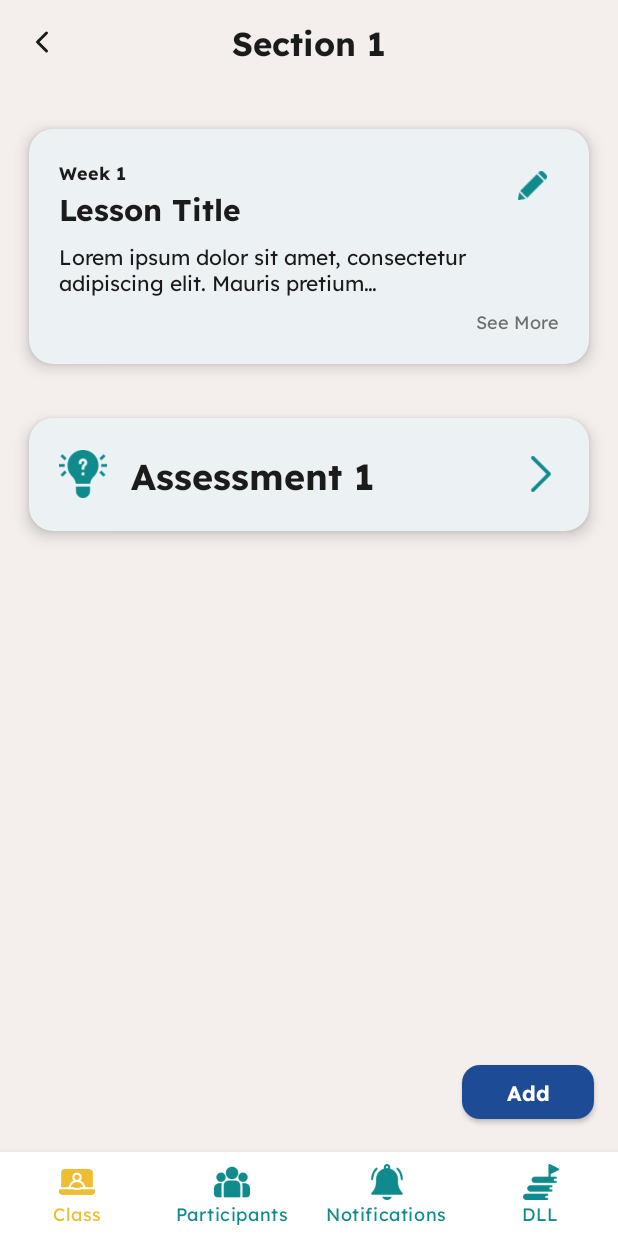
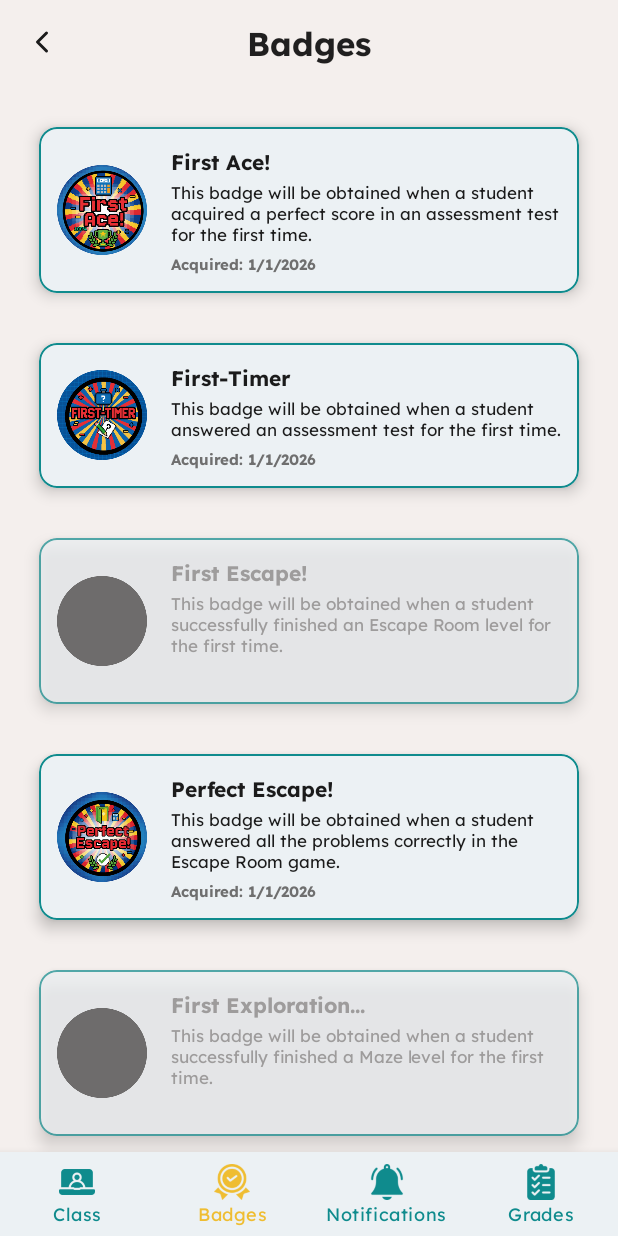
Before and after one commit to MalulanM/Gr8Math, an Android app: the screen it shows after launch (TeacherClassPageActivity before the commit, StudentBadgesActivity after it), on a phone screen of 412 x 824 dp. Run offline under Robolectric (Android 15) with nearby library versions, the phone set to English and light mode, and no system bars.

Commit message:
Badges Page

```diff
--- /dev/null
+++ b/app/src/main/java/com/example/gr8math/Badge.kt
@@ -0,0 +1,11 @@
+package com.example.gr8math.adapter
+
+data class Badge(
+    val id: Int,
+    val listTitle: String,   // Short title for the list (e.g. "First Ace!")
+    val dialogTitle: String, // Long title for the dialog (e.g. "First Ace! Badge!")
+    val description: String,
+    val dateAcquired: String,
+    val iconResId: Int,
+    val isAcquired: Boolean
+)
--- /dev/null
+++ b/app/src/main/java/com/example/gr8math/BadgesAdapter.kt
@@ -0,0 +1,63 @@
+package com.example.gr8math.adapter
+
+import android.graphics.Color
+import android.graphics.PorterDuff
+import android.view.LayoutInflater
+import android.view.View
+import android.view.ViewGroup
+import android.widget.ImageView
+import android.widget.TextView
+import androidx.core.content.ContextCompat
+import androidx.recyclerview.widget.RecyclerView
+import com.example.gr8math.R
+
+class BadgesAdapter(
+    private val badges: List<Badge>,
+    private val onBadgeClick: (Badge) -> Unit
+) : RecyclerView.Adapter<BadgesAdapter.ViewHolder>() {
+
+    class ViewHolder(view: View) : RecyclerView.ViewHolder(view) {
+        val ivIcon: ImageView = view.findViewById(R.id.ivBadgeIcon)
+        val tvTitle: TextView = view.findViewById(R.id.tvBadgeTitle)
+        val tvDesc: TextView = view.findViewById(R.id.tvBadgeDesc)       // New
+        val tvDate: TextView = view.findViewById(R.id.tvDateAcquired)   // New
+    }
+
+    override fun onCreateViewHolder(parent: ViewGroup, viewType: Int): ViewHolder {
+        val view = LayoutInflater.from(parent.context)
+            .inflate(R.layout.item_student_badge, parent, false)
+        return ViewHolder(view)
+    }
+
+    override fun onBindViewHolder(holder: ViewHolder, position: Int) {
+        val badge = badges[position]
+
+        holder.ivIcon.setImageResource(badge.iconResId)
+        holder.tvTitle.text = badge.listTitle // <--- Use listTitle here
+        holder.tvDesc.text = badge.description
+        holder.tvDate.text = badge.dateAcquired
+
+        if (badge.isAcquired) {
+            // --- ACQUIRED STATE ---
+            holder.tvTitle.setTextColor(ContextCompat.getColor(holder.itemView.context, R.color.colorText))
+            holder.ivIcon.clearColorFilter()
+
+            holder.itemView.setOnClickListener { onBadgeClick(badge) }
+            holder.itemView.alpha = 1.0f
+
+        } else {
+            // --- UNACQUIRED STATE ---
+            // Gray out title and icon
+            holder.tvTitle.setTextColor(Color.GRAY)
+            holder.tvDesc.setTextColor(Color.GRAY)
+            holder.tvDate.visibility = View.INVISIBLE // Hide date if not acquired
+
+            holder.ivIcon.setColorFilter(Color.DKGRAY, PorterDuff.Mode.SRC_IN)
+
+            holder.itemView.setOnClickListener(null)
+            holder.itemView.alpha = 0.7f
+        }
+    }
+
+    override fun getItemCount() = badges.size
+}
--- /dev/null
+++ b/app/src/main/java/com/example/gr8math/StudentBadgesActivity.kt
@@ -0,0 +1,170 @@
+package com.example.gr8math // Make sure this matches your package name
+
+import android.content.Intent
+import android.graphics.Color
+import android.graphics.drawable.ColorDrawable
+import android.os.Bundle
+import android.view.LayoutInflater
+import android.view.View
+import android.widget.ImageButton
+import android.widget.ImageView
+import android.widget.TextView
+import androidx.appcompat.app.AppCompatActivity
+import androidx.recyclerview.widget.LinearLayoutManager
+import androidx.recyclerview.widget.RecyclerView
+import com.example.gr8math.adapter.Badge
+import com.example.gr8math.adapter.BadgesAdapter
+import com.google.android.material.appbar.MaterialToolbar
+import com.google.android.material.bottomnavigation.BottomNavigationView
+import com.google.android.material.dialog.MaterialAlertDialogBuilder
+
+class StudentBadgesActivity : AppCompatActivity() {
+
+    private lateinit var bottomNav: BottomNavigationView
+
+    override fun onCreate(savedInstanceState: Bundle?) {
+        super.onCreate(savedInstanceState)
+        setContentView(R.layout.activity_student_badges)
+
+        // --- Toolbar ---
+        val toolbar = findViewById<MaterialToolbar>(R.id.toolbar)
+        toolbar.setNavigationOnClickListener { finish() }
+
+        // --- Bottom Navigation ---
+        bottomNav = findViewById(R.id.bottom_navigation)
+        bottomNav.selectedItemId = R.id.nav_badges
+
+        bottomNav.setOnItemSelectedListener { item ->
+            when (item.itemId) {
+                R.id.nav_class -> {
+                    finish()
+                    true
+                }
+                R.id.nav_grades -> {
+                    startActivity(Intent(this, StudentGradesActivity::class.java))
+                    true
+                }
+                R.id.nav_notifications -> {
+                    startActivity(Intent(this, StudentNotificationsActivity::class.java))
+                    false
+                }
+                R.id.nav_badges -> true
+                else -> false
+            }
+        }
+
+        // --- Badge List Data ---
+        // We use separate strings for List Title vs Dialog Title to match Figma
+        val badgeList = listOf(
+            Badge(
+                1,
+                getString(R.string.badge_first_ace_list_title),
+                getString(R.string.badge_first_ace_dialog_title),
+                getString(R.string.badge_first_ace_desc),
+                getString(R.string.badge_date_placeholder),
+                R.drawable.badge_firstace,
+                true
+            ),
+            Badge(
+                2,
+                getString(R.string.badge_first_timer_list_title),
+                getString(R.string.badge_first_timer_dialog_title),
+                getString(R.string.badge_first_timer_desc),
+                getString(R.string.badge_date_placeholder),
+                R.drawable.badge_firsttimer,
+                true
+            ),
+            Badge(
+                3,
+                getString(R.string.badge_first_escape_list_title),
+                getString(R.string.badge_first_escape_dialog_title),
+                getString(R.string.badge_first_escape_desc),
+                getString(R.string.badge_date_locked),
+                R.drawable.badge_firstescape,
+                false // Locked
+            ),
+            Badge(
+                4,
+                getString(R.string.badge_perfect_escape_list_title),
+                getString(R.string.badge_perfect_escape_dialog_title),
+                getString(R.string.badge_perfect_escape_desc),
+                getString(R.string.badge_date_placeholder),
+                R.drawable.badge_perfectescape,
+                true
+            ),
+            Badge(
+                5,
+                getString(R.string.badge_first_explo_list_title),
+                getString(R.string.badge_first_explo_dialog_title),
+                getString(R.string.badge_first_explo_desc),
+                getString(R.string.badge_date_locked),
+                R.drawable.badge_firstexplo,
+                false // Locked
+            ),
+            Badge(
+                6,
+                getString(R.string.badge_full_explo_list_title),
+                getString(R.string.badge_full_explo_dialog_title),
+                getString(R.string.badge_full_explo_desc),
+                getString(R.string.badge_date_placeholder),
+                R.drawable.badge_fullexplo,
+                true
+            ),
+            Badge(
+                7,
+                getString(R.string.badge_three_quarter_list_title),
+                getString(R.string.badge_three_quarter_dialog_title),
+                getString(R.string.badge_three_quarter_desc),
+                getString(R.string.badge_date_locked),
+                R.drawable.badge_threequarter,
+                false // Locked
+            ),
+            Badge(
+                8,
+                getString(R.string.badge_triple_ace_list_title),
+                getString(R.string.badge_triple_ace_dialog_title),
+                getString(R.string.badge_triple_ace_desc),
+                getString(R.string.badge_date_placeholder),
+                R.drawable.badge_tripleace,
+                true
+            )
+        )
+
+        val rvBadges = findViewById<RecyclerView>(R.id.rvBadges)
+
+        // Use LinearLayoutManager for Vertical List
+        rvBadges.layoutManager = LinearLayoutManager(this)
+
+        rvBadges.adapter = BadgesAdapter(badgeList) { badge ->
+            showAcquiredBadgeDialog(badge)
+        }
+    }
+
+    private fun showAcquiredBadgeDialog(badge: Badge) {
+        val dialogView = LayoutInflater.from(this).inflate(R.layout.dialog_badge_acquired, null)
+        val dialog = MaterialAlertDialogBuilder(this)
+            .setView(dialogView)
+            .create()
+
+        // Populate Dialog
+        dialogView.findViewById<ImageView>(R.id.ivDialogBadge).setImageResource(badge.iconResId)
+
+        // Use the Long Title for the Dialog
+        dialogView.findViewById<TextView>(R.id.tvDialogTitle).text = badge.dialogTitle
+
+        // --- FIX: Close Button Logic ---
+        dialogView.findViewById<ImageButton>(R.id.btnClose).setOnClickListener {
+            dialog.dismiss()
+        }
+
+        dialog.window?.setBackgroundDrawable(ColorDrawable(Color.TRANSPARENT))
+        dialog.show()
+    }
+
+    override fun onResume() {
+        super.onResume()
+        if (::bottomNav.isInitialized) {
+            bottomNav.selectedItemId = R.id.nav_badges
+        }
+    }
+}
--- /dev/null
+++ b/app/src/main/res/layout/activity_student_badges.xml
@@ -0,0 +1,48 @@
+<?xml version="1.0" encoding="utf-8"?>
+<androidx.constraintlayout.widget.ConstraintLayout
+    xmlns:android="http://schemas.android.com/apk/res/android"
+    xmlns:app="http://schemas.android.com/apk/res-auto"
+    xmlns:tools="http://schemas.android.com/tools"
+    android:layout_width="match_parent"
+    android:layout_height="match_parent"
+    android:background="@color/colorLight">
+
+    <com.google.android.material.appbar.MaterialToolbar
+        android:id="@+id/toolbar"
+        android:layout_width="0dp"
+        android:layout_height="?attr/actionBarSize"
+        app:layout_constraintEnd_toEndOf="parent"
+        app:layout_constraintStart_toStartOf="parent"
+        app:layout_constraintTop_toTopOf="parent"
+        app:navigationIcon="@drawable/ic_arrow_back_24"
+        app:title="@string/badges_title"
+        app:titleCentered="true"
+        app:titleTextAppearance="@style/TextAppearance.Gr8.ToolbarTitle" />
+
+    <com.google.android.material.bottomnavigation.BottomNavigationView
+        android:id="@+id/bottom_navigation"
+        android:layout_width="0dp"
+        android:layout_height="wrap_content"
+        android:background="@color/colorAccent"
+        app:itemIconTint="@color/bottom_nav_color_selector"
+        app:itemTextColor="@color/bottom_nav_color_selector"
+        app:labelVisibilityMode="labeled"
+        app:layout_constraintBottom_toBottomOf="parent"
+        app:layout_constraintEnd_toEndOf="parent"
+        app:layout_constraintStart_toStartOf="parent"
+        app:menu="@menu/bottom_nav_menu" />
+
+    <androidx.recyclerview.widget.RecyclerView
+        android:id="@+id/rvBadges"
+        android:layout_width="0dp"
+        android:layout_height="0dp"
+        android:padding="16dp"
+        android:clipToPadding="false"
+        app:layout_constraintBottom_toTopOf="@id/bottom_navigation"
+        app:layout_constraintEnd_toEndOf="parent"
+        app:layout_constraintStart_toStartOf="parent"
+        app:layout_constraintTop_toBottomOf="@id/toolbar"
+        tools:layoutManager="androidx.recyclerview.widget.LinearLayoutManager"
+        tools:listitem="@layout/item_student_badge" />
+
+</androidx.constraintlayout.widget.ConstraintLayout>
--- /dev/null
+++ b/app/src/main/res/layout/dialog_badge_acquired.xml
@@ -0,0 +1,86 @@
+<?xml version="1.0" encoding="utf-8"?>
+<com.google.android.material.card.MaterialCardView
+    xmlns:android="http://schemas.android.com/apk/res/android"
+    xmlns:app="http://schemas.android.com/apk/res-auto"
+    android:layout_width="320dp"
+    android:layout_height="wrap_content"
+    app:cardBackgroundColor="@color/colorLight"
+    app:cardCornerRadius="16dp"
+    app:cardElevation="8dp">
+
+    <androidx.constraintlayout.widget.ConstraintLayout
+        android:layout_width="match_parent"
+        android:layout_height="wrap_content"
+        android:padding="24dp">
+
+        <ImageView
+            android:id="@+id/bannerBlue"
+            android:layout_width="90dp"
+            android:layout_height="90dp"
+            android:layout_marginEnd="-45dp"
+            android:scaleType="fitXY"
+            android:src="@drawable/blue_banner"
+            app:layout_constraintBottom_toBottomOf="@+id/ivDialogBadge"
+            app:layout_constraintEnd_toStartOf="@+id/ivDialogBadge"
+            app:layout_constraintTop_toTopOf="@+id/ivDialogBadge" />
+
+        <ImageView
+            android:id="@+id/bannerRed"
+            android:layout_width="90dp"
+            android:layout_height="90dp"
+            android:layout_marginStart="-45dp"
+            android:scaleType="fitXY"
+            android:src="@drawable/red_banner"
+            app:layout_constraintBottom_toBottomOf="@+id/ivDialogBadge"
+            app:layout_constraintStart_toEndOf="@+id/ivDialogBadge"
+            app:layout_constraintTop_toTopOf="@+id/ivDialogBadge" />
+
+        <ImageView
+            android:id="@+id/ivDialogBadge"
+            android:layout_width="120dp"
+            android:layout_height="120dp"
+            android:src="@drawable/badge_tripleace"
+            android:layout_marginTop="24dp"
+            app:layout_constraintTop_toTopOf="parent"
+            app:layout_constraintStart_toStartOf="parent"
+            app:layout_constraintEnd_toEndOf="parent" />
+
+        <ImageButton
+            android:id="@+id/btnClose"
+            android:layout_width="32dp"
+            android:layout_height="32dp"
+            android:background="?attr/selectableItemBackgroundBorderless"
+            android:src="@drawable/ic_close"
+            app:layout_constraintEnd_toEndOf="parent"
+            app:layout_constraintTop_toTopOf="parent"
+            app:tint="@color/colorDarkCyan" />
+
+        <TextView
+            android:id="@+id/tvSubtitle"
+            android:layout_width="wrap_content"
+            android:layout_height="wrap_content"
+            android:layout_marginTop="16dp"
+            android:fontFamily="@font/lexend"
+            android:text="@string/you_acquired_the"
+            android:textColor="@color/colorText"
+            android:textSize="16sp"
+            app:layout_constraintTop_toBottomOf="@id/ivDialogBadge"
+            app:layout_constraintStart_toStartOf="parent"
+            app:layout_constraintEnd_toEndOf="parent" />
+
+        <TextView
+            android:id="@+id/tvDialogTitle"
+            android:layout_width="wrap_content"
+            android:layout_height="wrap_content"
+            android:layout_marginTop="4dp"
+            android:fontFamily="@font/lexend"
+            android:text="Perfect Escape! Badge!"
+            android:textColor="@color/colorDarkCyan"
+            android:textSize="20sp"
+            android:textStyle="bold"
+            app:layout_constraintEnd_toEndOf="parent"
+            app:layout_constraintStart_toStartOf="parent"
+            app:layout_constraintTop_toBottomOf="@id/tvSubtitle" />
+
+    </androidx.constraintlayout.widget.ConstraintLayout>
+</com.google.android.material.card.MaterialCardView>
--- /dev/null
+++ b/app/src/main/res/layout/item_student_badge.xml
@@ -0,0 +1,70 @@
+<?xml version="1.0" encoding="utf-8"?>
+<com.google.android.material.card.MaterialCardView
+    xmlns:android="http://schemas.android.com/apk/res/android"
+    xmlns:app="http://schemas.android.com/apk/res-auto"
+    xmlns:tools="http://schemas.android.com/tools"
+    android:layout_width="match_parent"
+    android:layout_height="wrap_content"
+    android:layout_marginBottom="8dp"
+    app:cardBackgroundColor="@color/colorAccent"
+    app:cardCornerRadius="12dp"
+    app:strokeWidth="1dp"
+    app:strokeColor="@color/colorDarkCyan">
+
+    <LinearLayout
+        android:layout_width="match_parent"
+        android:layout_height="wrap_content"
+        android:orientation="horizontal"
+        android:gravity="center_vertical"
+        android:padding="12dp">
+
+        <ImageView
+            android:id="@+id/ivBadgeIcon"
+            android:layout_width="60dp"
+            android:layout_height="60dp"
+            android:layout_marginEnd="16dp"
+            android:src="@drawable/badge_firstace"
+            android:contentDescription="Badge Icon" />
+
+        <LinearLayout
+            android:layout_width="0dp"
+            android:layout_height="wrap_content"
+            android:layout_weight="1"
+            android:orientation="vertical">
+
+            <TextView
+                android:id="@+id/tvBadgeTitle"
+                android:layout_width="wrap_content"
+                android:layout_height="wrap_content"
+                android:fontFamily="@font/lexend"
+                tools:text="First Ace!"
+                android:textColor="@color/colorText"
+                android:textSize="14sp"
+                android:textStyle="bold" />
+
+            <TextView
+                android:id="@+id/tvBadgeDesc"
+                android:layout_width="wrap_content"
+                android:layout_height="wrap_content"
+                android:layout_marginTop="2dp"
+                android:fontFamily="@font/lexend"
+                tools:text="This badge will be obtained when..."
+                android:textColor="@color/colorText"
+                android:textSize="11sp"
+                android:maxLines="3"
+                android:ellipsize="end" />
+
+            <TextView
+                android:id="@+id/tvDateAcquired"
+                android:layout_width="wrap_content"
+                android:layout_height="wrap_content"
+                android:layout_marginTop="4dp"
+                android:fontFamily="@font/lexend"
+                tools:text="Acquired: 1/1/2026"
+                android:textColor="@color/colorSubtleText"
+                android:textSize="10sp"
+                android:textStyle="bold" />
+        </LinearLayout>
+
+    </LinearLayout>
+</com.google.android.material.card.MaterialCardView>
--- a/app/src/main/res/values/strings.xml
+++ b/app/src/main/res/values/strings.xml
@@ -220,4 +220,38 @@
     <string name="total_items">Total No. of Items</string>
 
     <string name="grades_title">Grades</string>
+
+    <!-- Badges Page-->
+    <string name="badges_title">Badges</string>
+    <string name="you_acquired_the">You\'ve acquired the</string>
+
+    <string name="badge_first_ace_list_title">First Ace!</string>
+    <string name="badge_first_timer_list_title">First-Timer</string>
+    <string name="badge_first_escape_list_title">First Escape!</string>
+    <string name="badge_perfect_escape_list_title">Perfect Escape!</string>
+    <string name="badge_first_explo_list_title">First Exploration...</string>
+    <string name="badge_full_explo_list_title">Full Exploration...</string>
+    <string name="badge_three_quarter_list_title">Three-Quarter Score!</string>
+    <string name="badge_triple_ace_list_title">Triple Ace</string>
+
+    <string name="badge_first_ace_dialog_title">First Ace! Badge!</string>
+    <string name="badge_first_timer_dialog_title">First-Timer Badge!</string>
+    <string name="badge_first_escape_dialog_title">First Escape! Badge!</string>
+    <string name="badge_perfect_escape_dialog_title">Perfect Escape! Badge!</string>
+    <string name="badge_first_explo_dialog_title">First Exploration... Badge!</string>
+    <string name="badge_full_explo_dialog_title">Full Exploration... Badge!</string>
+    <string name="badge_three_quarter_dialog_title">Three-Quarter Score! Badge!</string>
+    <string name="badge_triple_ace_dialog_title">Triple Ace Badge!</string>
+
+    <string name="badge_first_ace_desc">This badge will be obtained when a student acquired a perfect score in an assessment test for the first time.</string>
+    <string name="badge_first_timer_desc">This badge will be obtained when a student answered an assessment test for the first time.</string>
+    <string name="badge_first_escape_desc">This badge will be obtained when a student successfully finished an Escape Room level for the first time.</string>
+    <string name="badge_perfect_escape_desc">This badge will be obtained when a student answered all the problems correctly in the Escape Room game.</string>
+    <string name="badge_first_explo_desc">This badge will be obtained when a student successfully finished a Maze level for the first time.</string>
+    <string name="badge_full_explo_desc">This badge will be obtained when a student answered all the problems correctly in the Maze game.</string>
+    <string name="badge_three_quarter_desc">This badge will be obtained when a student acquired at least 75% in their score in an assessment test.</string>
+    <string name="badge_triple_ace_desc">This badge will be obtained when a student acquired a perfect score in an assessment test 3 times.</string>
+
+    <string name="badge_date_placeholder">Acquired: 1/1/2026</string>
+    <string name="badge_date_locked">Acquired: -</string>
 </resources>
```
Also changed, not shown: app/src/main/AndroidManifest.xml (+12 -4 lines), app/src/main/res/drawable/badge_firstace.png (added), app/src/main/res/drawable/badge_firstescape.png (added), app/src/main/res/drawable/badge_firstexplo.png (added), app/src/main/res/drawable/badge_firsttimer.png (added), app/src/main/res/drawable/badge_fullexplo.png (added), app/src/main/res/drawable/badge_perfectescape.png (added), app/src/main/res/drawable/badge_threequarter.png (added), app/src/main/res/drawable/badge_tripleace.png (added).
